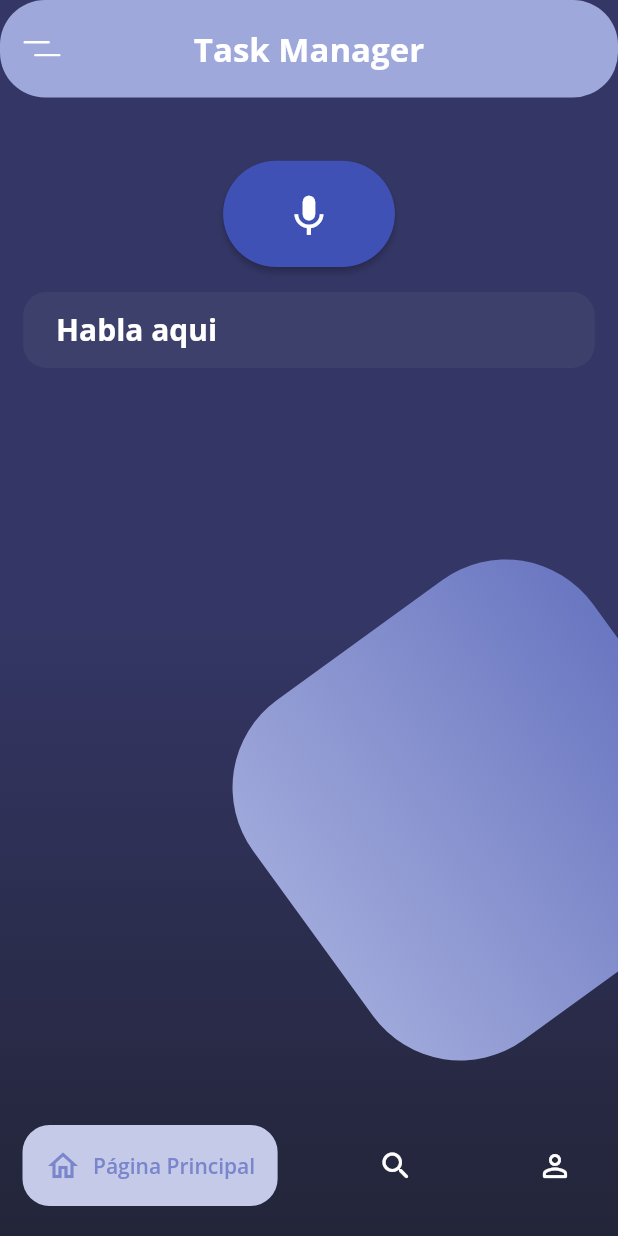
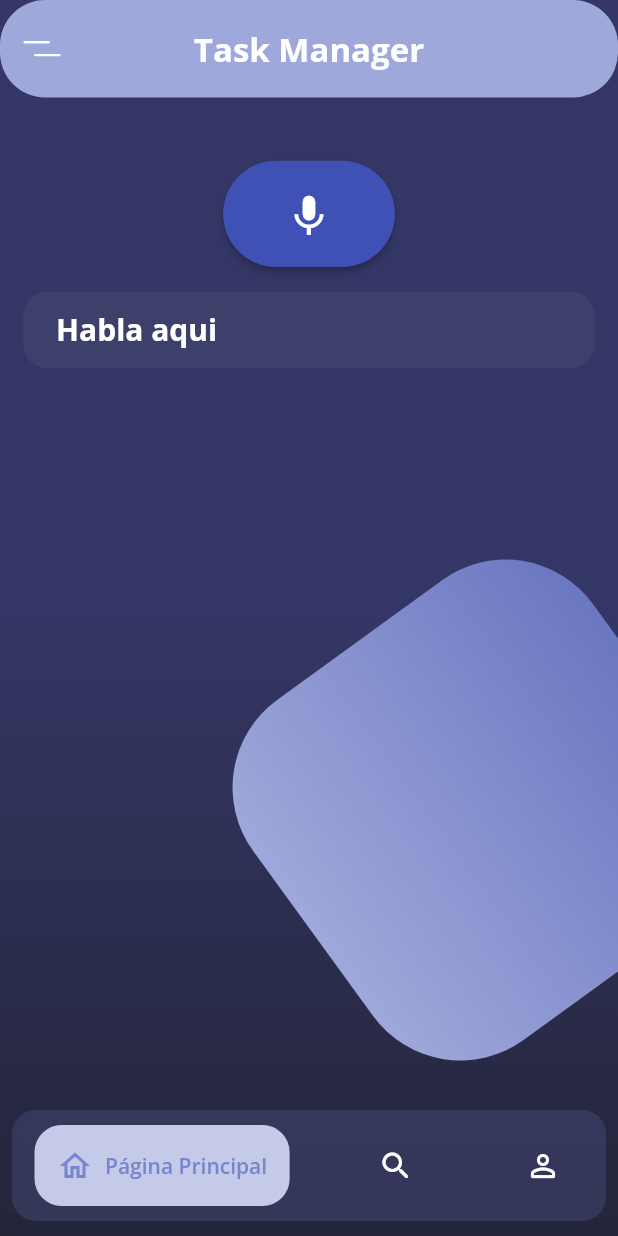
Before and after one commit to moisesmtzs/agenda_modular, a Flutter app: the HomePage screen opened by its route, on a phone screen of 412 x 824 dp. Run offline on Flutter 3.47's test engine with Material 2 defaults, Android fonts, the phone set to English and light mode, and no system bars; drawn by our look-alikes of google_nav_bar; our stand-ins replace flutter_svg, get, get_storage, google_fonts, image_picker; accounts and stored records are empty.

Commit message:
Cambios en barra de navegación inferior

```diff
--- a/lib/src/screens/home/home_controller.dart
+++ b/lib/src/screens/home/home_controller.dart
@@ -13,11 +13,11 @@ class HomeController extends GetxController {
   }
 
   void goToUpdatePage() {
-    Get.toNamed('/updateProfile');
+    Get.offNamedUntil('/updateProfile', (route) => false);
   }
 
   void goToSearchPage() {
-    Get.toNamed('/search');
+    Get.offNamedUntil('/search', (route) => false);
   }
 
   void goToTaskPage() {
--- a/lib/src/screens/home/home_page.dart
+++ b/lib/src/screens/home/home_page.dart
@@ -61,8 +61,17 @@ class HomePage extends StatelessWidget {
           ),
         ]
       ),
-      bottomNavigationBar: Padding(
-        padding: const EdgeInsets.only( left: 15, right: 15, bottom: 20, top: 10 ),
+      bottomNavigationBar: ClipRRect(
+        child: BackdropFilter(
+          filter: ImageFilter.blur( sigmaX: 6.0, sigmaY: 6.0 ),
+          child: Container(
+            margin: const EdgeInsets.only(left: 8, right: 8, bottom: 10),
+            decoration: BoxDecoration(
+              color: const Color.fromRGBO(62, 66, 107, 0.6),
+              borderRadius: BorderRadius.circular(16.0)
+            ),
+            child: Padding(
+              padding: const EdgeInsets.symmetric( horizontal: 15, vertical: 10 ),
               child: GNav(
                 selectedIndex: _selectedIndex,
                 padding: const EdgeInsets.all(15),
@@ -76,7 +85,7 @@ class HomePage extends StatelessWidget {
                 },
                 tabs: [
                   const GButton(
-              active: true,
+                    // active: true,
                     // iconActiveColor: Colors.white,
                     icon: Icons.home_outlined,
                     text: 'Página Principal'
@@ -95,6 +104,9 @@ class HomePage extends StatelessWidget {
                 ]
               ),
             ),
+          ),
+        ),
+      ),
     );
   }
 
@@ -110,14 +122,12 @@ class HomePage extends StatelessWidget {
           colors: [
             Color.fromRGBO(52, 54, 101, 1.0),
             Color.fromRGBO(35, 37, 57, 1.0),
-            // Colors.purple[900],
-            // Colors.purple[800]
           ]
         ),
       ),
     );
 
-    final cajaRosa = Transform.rotate(
+    final purpleSquare = Transform.rotate(
       angle: -pi / 5.0,
       child: Container(
         height: 280.0,
@@ -140,7 +150,7 @@ class HomePage extends StatelessWidget {
         Positioned(
           top: 400.0,
           right: -50.0,
-          child: cajaRosa
+          child: purpleSquare
         )
       ],
 
```
Also changed, not shown: lib/src/screens/search/search_page.dart (+15 -2 lines), lib/src/screens/update/update_profile_page.dart (+15 -2 lines). Lines whose indentation alone changed are shown as unchanged.
